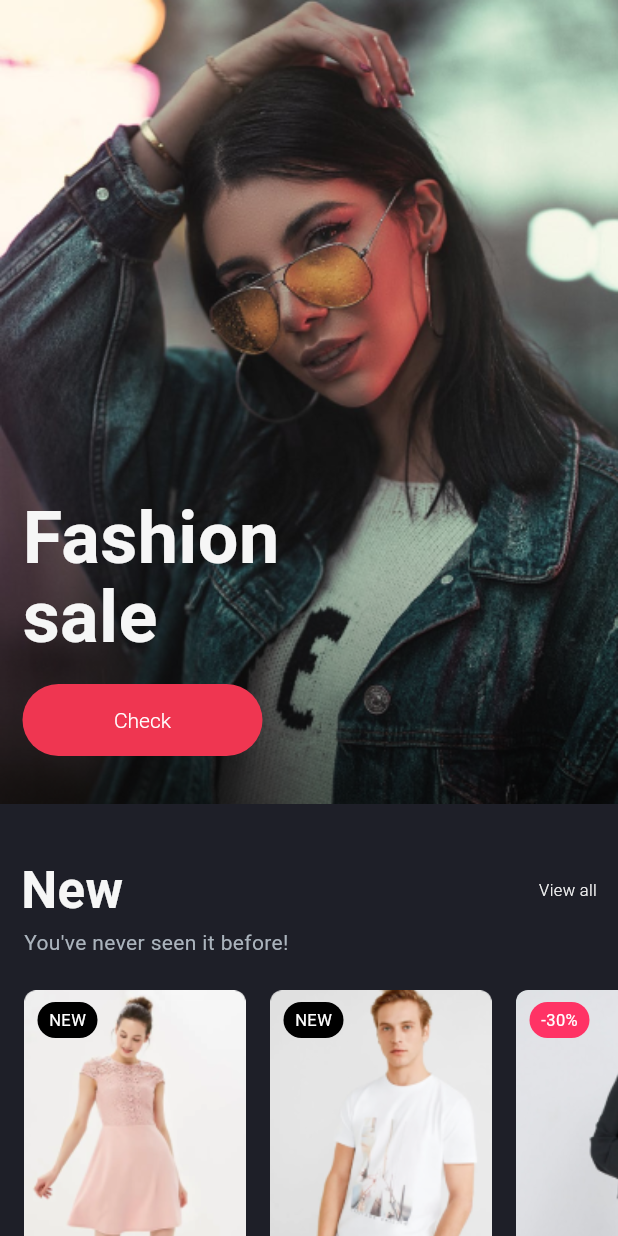
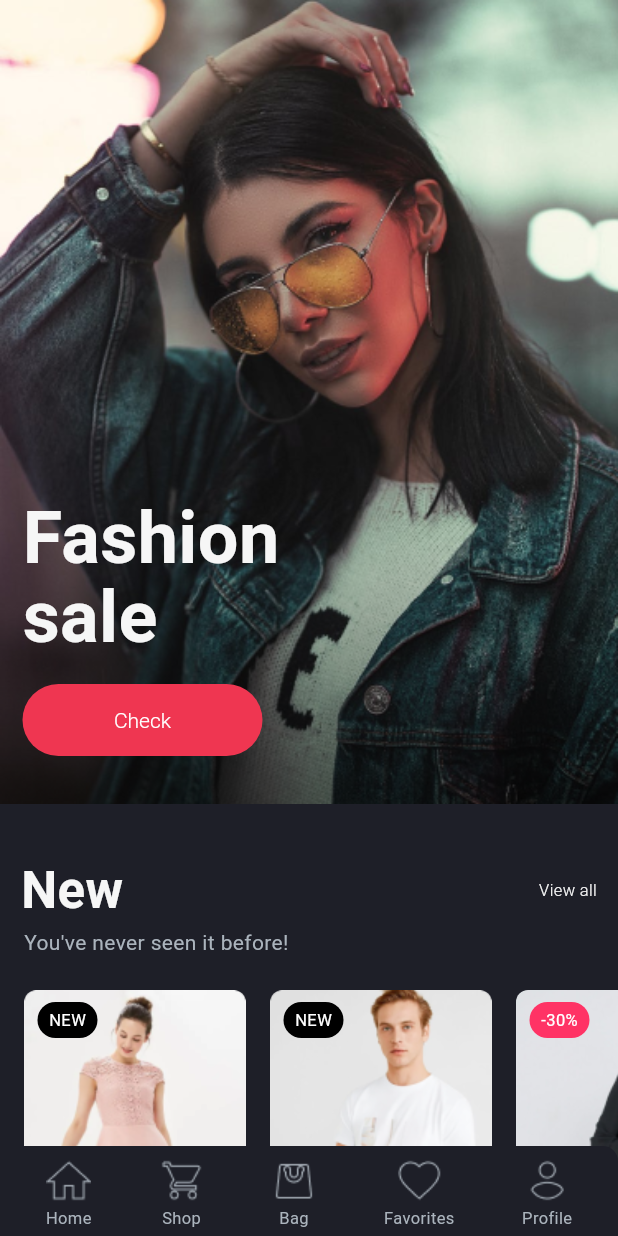
Before and after one commit to kchasiotis/portofolio_e_commerce, a Flutter app: the Home screen opened by its route, on a phone screen of 412 x 824 dp. Run offline on Flutter 3.47's test engine with Material 3 defaults, Android fonts, the phone set to English and light mode, and no system bars.

Commit message:
Implements tab bar

```diff
--- a/lib/pages/home_screen/home.dart
+++ b/lib/pages/home_screen/home.dart
@@ -3,6 +3,25 @@ import 'package:portofolio_e_commerce/pages/product_card/product_card.dart';
 
 import '../../models/Product.dart';
 import '../../widgets/headers.dart';
+
+
+class MenuItem extends StatelessWidget {
+  const MenuItem({super.key, required this.icon, required this.title});
+
+  final String icon;
+  final String title;
+
+  @override
+  Widget build(BuildContext context) {
+    return Column(
+      children: [
+        Image.asset('assets/tab_bar/$icon', width: 30, height: 30),
+        const SizedBox(height: 2),
+        Text(title, style: const TextStyle(fontSize: 11, color: Color(0xffABB4BD)))
+      ],
+    );
+  }
+}
 
 class Home extends StatelessWidget {
   const Home({super.key});
@@ -131,6 +150,35 @@ class Home extends StatelessWidget {
           )
         ],
       )),
+      bottomNavigationBar: SafeArea(
+          child: Container(
+              height: 60,
+              padding: const EdgeInsets.only(top: 8),
+              decoration:  BoxDecoration(
+                  color: Color(0xff1E1F28),
+                  borderRadius: BorderRadius.only(
+                      topLeft: Radius.circular(10),
+                      topRight: Radius.circular(10))),
+              child: const Row(
+                  mainAxisAlignment: MainAxisAlignment.spaceBetween,
+                  children: [
+                    SizedBox(width: 16),
+                    MenuItem(icon: 'home_inactive.png', title: 'Home'),
+                    SizedBox(width: 16),
+                    // shop_inactive
+                    MenuItem(icon: 'shop_inactive.png', title: 'Shop'),
+                    SizedBox(width: 16),
+                    // bag_inactive
+                    MenuItem(icon: 'bag_inactive.png', title: 'Bag'),
+                    SizedBox(width: 16),
+                    // favorites_inactive
+                    MenuItem(icon: 'favorites_inactive.png', title: 'Favorites'),
+                    SizedBox(width: 16),
+                    // profile_inactive
+                    MenuItem(icon: 'profile_inactive.png', title: 'Profile'),
+                    SizedBox(width: 16),
+                  ]))),
+      extendBody: true, // very important as noted
     );
   }
 }
--- a/pubspec.yaml
+++ b/pubspec.yaml
@@ -62,6 +62,7 @@ flutter:
   assets:
     - assets/icons/
     - assets/images/
+    - assets/tab_bar/
 
     # An image asset can refer to one or more resolution-specific "variants", see
     # https://flutter.dev/assets-and-images/#resolution-aware
```
Also changed, not shown: assets/tab_bar/bag_activated.png (added), assets/tab_bar/bag_inactive.png (added), assets/tab_bar/bag_something_in_inactive.png (added), assets/tab_bar/favorites_activated.png (added), assets/tab_bar/favorites_inactive.png (added), assets/tab_bar/home_activated.png (added), assets/tab_bar/home_inactive.png (added), assets/tab_bar/profile_activated.png (added), assets/tab_bar/profile_inactive.png (added), assets/tab_bar/shop_activated.png (added), assets/tab_bar/shop_inactive.png (added).
